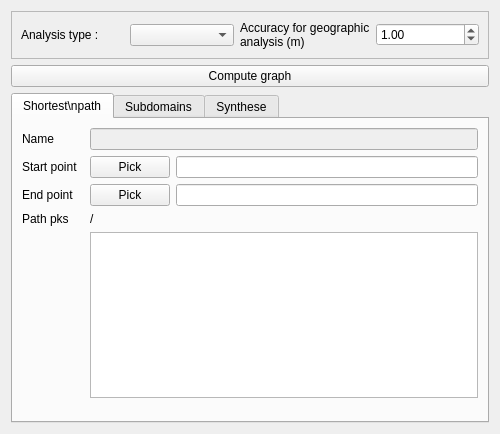
Artelia/Lamia, file config/base3/qgswidgets/lamia_tool_network_ui.ui: the form before one commit.
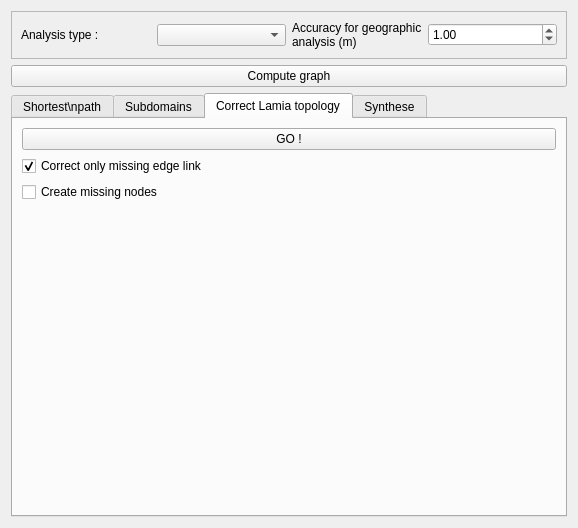
The form after the commit. The open tabs and pages were chosen to show the change.

```diff
--- a/config/base3/qgswidgets/lamia_tool_network_ui.ui
+++ b/config/base3/qgswidgets/lamia_tool_network_ui.ui
@@ -6,14 +6,66 @@
    <rect>
     <x>0</x>
     <y>0</y>
-    <width>500</width>
-    <height>434</height>
+    <width>578</width>
+    <height>528</height>
    </rect>
   </property>
   <property name="windowTitle">
    <string>Form</string>
   </property>
-  <layout class="QGridLayout" name="gridLayout" rowstretch="1,1,10">
+  <layout class="QGridLayout" name="gridLayout" rowstretch="1,1,10,0">
+   <item row="1" column="0">
+    <widget class="QPushButton" name="pushButton_computegraph">
+     <property name="text">
+      <string>Compute graph</string>
+     </property>
+    </widget>
+   </item>
+   <item row="0" column="0">
+    <widget class="QFrame" name="frame_3">
+     <property name="frameShape">
+      <enum>QFrame::StyledPanel</enum>
+     </property>
+     <property name="frameShadow">
+      <enum>QFrame::Raised</enum>
+     </property>
+     <layout class="QGridLayout" name="gridLayout_4">
+      <item row="0" column="2">
+       <widget class="QLabel" name="label_7">
+        <property name="text">
+         <string>Accuracy for geographic analysis (m)</string>
+        </property>
+        <property name="wordWrap">
+         <bool>true</bool>
+        </property>
+       </widget>
+      </item>
+      <item row="0" column="1">
+       <widget class="QComboBox" name="comboBox_analysistype"/>
+      </item>
+      <item row="0" column="3">
+       <widget class="QDoubleSpinBox" name="doubleSpinBox_analysisaccuracy">
+        <property name="singleStep">
+         <double>0.500000000000000</double>
+        </property>
+        <property name="value">
+         <double>1.000000000000000</double>
+        </property>
+       </widget>
+      </item>
+      <item row="0" column="0">
+       <widget class="QLabel" name="label_5">
+        <property name="text">
+         <string>Analysis type : </string>
+        </property>
+        <property name="wordWrap">
+         <bool>true</bool>
+        </property>
+       </widget>
+      </item>
+     </layout>
+    </widget>
+   </item>
    <item row="2" column="0">
     <widget class="QTabWidget" name="tabWidget">
      <property name="currentIndex">
@@ -136,6 +188,53 @@
        </item>
       </layout>
      </widget>
+     <widget class="QWidget" name="tab_4">
+      <attribute name="title">
+       <string>Correct Lamia topology</string>
+      </attribute>
+      <layout class="QVBoxLayout" name="verticalLayout_2">
+       <item>
+        <widget class="QPushButton" name="pushButton_correcttopology">
+         <property name="text">
+          <string>GO !</string>
+         </property>
+        </widget>
+       </item>
+       <item>
+        <widget class="QCheckBox" name="checkBox_correctmissing">
+         <property name="text">
+          <string>Correct only missing edge link</string>
+         </property>
+         <property name="checked">
+          <bool>true</bool>
+         </property>
+        </widget>
+       </item>
+       <item>
+        <widget class="QCheckBox" name="checkBox_createnode">
+         <property name="text">
+          <string>Create missing nodes</string>
+         </property>
+         <property name="checked">
+          <bool>false</bool>
+         </property>
+        </widget>
+       </item>
+       <item>
+        <spacer name="verticalSpacer_2">
+         <property name="orientation">
+          <enum>Qt::Vertical</enum>
+         </property>
+         <property name="sizeHint" stdset="0">
+          <size>
+           <width>20</width>
+           <height>40</height>
+          </size>
+         </property>
+        </spacer>
+       </item>
+      </layout>
+     </widget>
      <widget class="QWidget" name="tab_2">
       <attribute name="title">
        <string>Synthese</string>
@@ -198,58 +297,6 @@
      </widget>
     </widget>
    </item>
-   <item row="0" column="0">
-    <widget class="QFrame" name="frame_3">
-     <property name="frameShape">
-      <enum>QFrame::StyledPanel</enum>
-     </property>
-     <property name="frameShadow">
-      <enum>QFrame::Raised</enum>
-     </property>
-     <layout class="QGridLayout" name="gridLayout_4">
-      <item row="0" column="2">
-       <widget class="QLabel" name="label_7">
-        <property name="text">
-         <string>Accuracy for geographic analysis (m)</string>
-        </property>
-        <property name="wordWrap">
-         <bool>true</bool>
-        </property>
-       </widget>
-      </item>
-      <item row="0" column="1">
-       <widget class="QComboBox" name="comboBox_analysistype"/>
-      </item>
-      <item row="0" column="3">
-       <widget class="QDoubleSpinBox" name="doubleSpinBox_analysisaccuracy">
-        <property name="singleStep">
-         <double>0.500000000000000</double>
-        </property>
-        <property name="value">
-         <double>1.000000000000000</double>
-        </property>
-       </widget>
-      </item>
-      <item row="0" column="0">
-       <widget class="QLabel" name="label_5">
-        <property name="text">
-         <string>Analysis type : </string>
-        </property>
-        <property name="wordWrap">
-         <bool>true</bool>
-        </property>
-       </widget>
-      </item>
-     </layout>
-    </widget>
-   </item>
-   <item row="1" column="0">
-    <widget class="QPushButton" name="pushButton_computegraph">
-     <property name="text">
-      <string>Compute graph</string>
-     </property>
-    </widget>
-   </item>
   </layout>
  </widget>
  <resources/>
```
